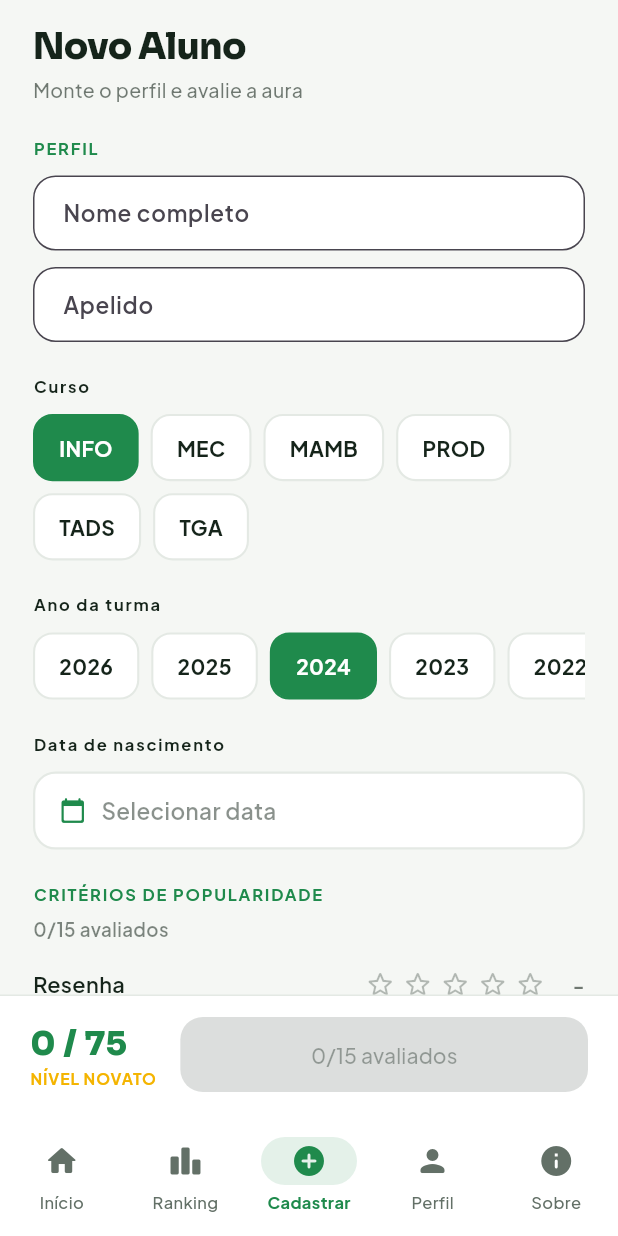
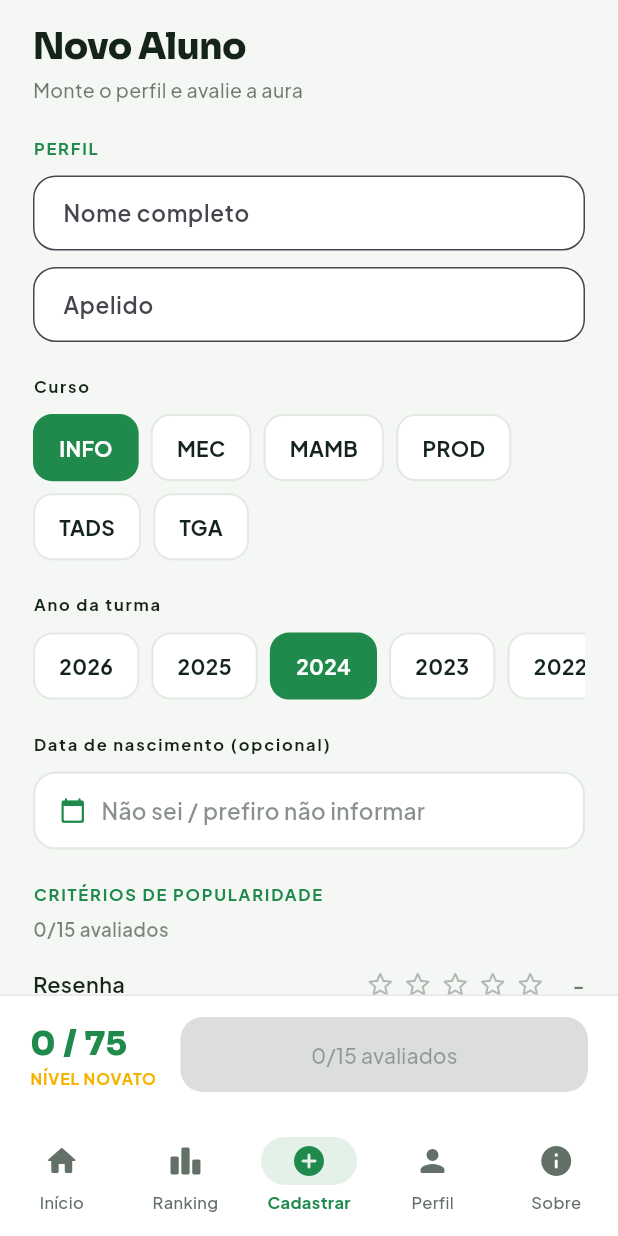
Before and after one commit to yoshimidevz/piramidgameifpr, a Flutter app: the StudentFormScreen screen opened by its route, on a phone screen of 412 x 824 dp. Run offline on Flutter 3.47's test engine with Material 3 defaults, Android fonts, the phone set to English and light mode, and no system bars; our stand-ins replace cloud_firestore, dio, firebase_auth, firebase_core, go_router, google_fonts and 2 more; accounts and stored records are empty; network calls fail.

Commit message:
feat: update student form to include optional birth date field and improve duplicate check dialog

```diff
--- a/lib/features/student/presentation/screens/student_form/student_form_screen.dart
+++ b/lib/features/student/presentation/screens/student_form/student_form_screen.dart
@@ -329,7 +329,7 @@ class _StudentFormScreenState extends State<StudentFormScreen> {
                       maxYear: maxClassYear,
                     ),
 
-                    const _SectionLabel(text: 'Data de nascimento'),
+                    const _SectionLabel(text: 'Data de nascimento (opcional)'),
                     const SizedBox(height: 10),
                     _BirthDateField(
                       signal: _viewModel.birthDate,
@@ -588,7 +588,7 @@ class _BirthDateField extends StatelessWidget {
                   size: 18, color: theme.colorScheme.primary),
               const SizedBox(width: 10),
               Text(
-                date == null ? 'Selecionar data' : _format(date),
+                date == null ? 'Não sei / prefiro não informar' : _format(date),
                 style: AppTextStyles.jakarta(
                 fontSize: 15,
                 fontWeight: FontWeight.w600,
```
Lines whose indentation alone changed are shown as unchanged.
